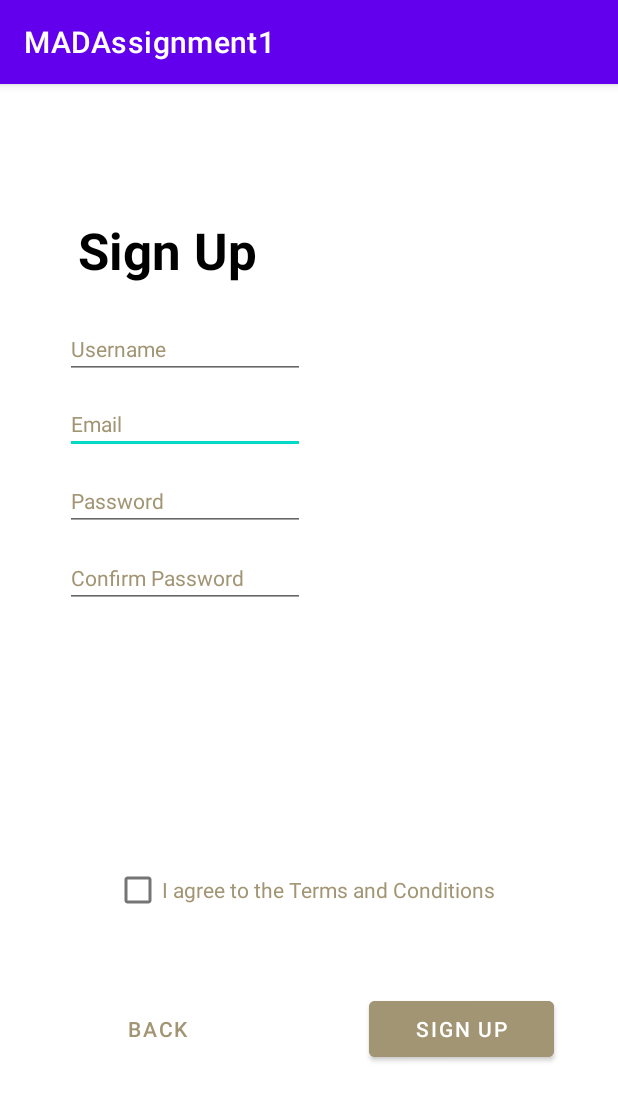
After one commit to cshiwei330/Farmer-Focus, an Android app: the SignUpPage screen opened directly, with no data from a screen before it, on a phone screen of 412 x 824 dp. The commit adds this screen. Shown: the top 1101 px of the screen. Run offline under Robolectric (Android 15) with nearby library versions, the phone set to English and light mode, and no system bars.

Commit message:
completed login and sign in pages not sure if the "ifvalidcredentials" method works toast messages doesn't work

```diff
--- a/app/src/main/AndroidManifest.xml
+++ b/app/src/main/AndroidManifest.xml
@@ -10,6 +10,12 @@
         android:supportsRtl="true"
         android:theme="@style/Theme.MADAssignment1">
         <activity
+            android:name=".SignUpPage"
+            android:exported="false" />
+        <activity
+            android:name=".LoginPage"
+            android:exported="false" />
+        <activity
             android:name=".MainActivity"
             android:exported="true">
             <intent-filter>
--- /dev/null
+++ b/app/src/main/java/sg/edu/np/mad/madassignment1/SignUpPage.java
@@ -0,0 +1,60 @@
+package sg.edu.np.mad.madassignment1;
+
+import androidx.appcompat.app.AppCompatActivity;
+
+import android.content.Intent;
+import android.content.SharedPreferences;
+import android.os.Bundle;
+import android.view.View;
+import android.widget.Button;
+import android.widget.EditText;
+import android.widget.Toast;
+
+public class SignUpPage extends AppCompatActivity {
+    public String TAG = "Sign Up Page";
+    public String GLOBAL_PREF = "MyPrefs";
+    public String MY_USERNAME = "MyUsername";
+    public String MY_PASSWORD = "MyPassword";
+    public String MY_EMAIL = "MyEmail";
+    SharedPreferences sharedPreferences;
+
+
+    @Override
+    protected void onCreate(Bundle savedInstanceState) {
+        super.onCreate(savedInstanceState);
+        setContentView(R.layout.activity_sign_up);
+
+        EditText myCreateUsername = findViewById(R.id.editTextCreateUsername);
+        EditText myCreatePassword = findViewById(R.id.editTextCreatePassword);
+        EditText myCreateEmail = findViewById(R.id.editTextCreateEmail);
+
+        Button myButtonCancel = findViewById(R.id.backToLogin);
+        myButtonCancel.setOnClickListener(new View.OnClickListener() {
+            @Override
+            public void onClick(View view) {
+                Intent cancelCreation = new Intent(SignUpPage.this, LoginPage.class);
+                startActivity(cancelCreation);
+            }
+        });
+
+        Button CreateAccount = findViewById(R.id.signUpButton);
+        CreateAccount.setOnClickListener(new View.OnClickListener() {
+            @Override
+            public void onClick(View view) {
+                sharedPreferences = getSharedPreferences(GLOBAL_PREF, MODE_PRIVATE);
+                SharedPreferences.Editor editor = sharedPreferences.edit();
+                editor.putString(MY_USERNAME, myCreateUsername.getText().toString());
+                editor.putString(MY_PASSWORD, myCreatePassword.getText().toString());
+                editor.putString(MY_EMAIL, myCreateEmail.getText().toString());
+                editor.apply();
+
+                Toast.makeText(SignUpPage.this, "Created Account Successfully", Toast.LENGTH_SHORT).show();
+
+                Intent myCreateIntent = new Intent(SignUpPage.this, LoginPage.class);
+                startActivity(myCreateIntent);
+            }
+        });
+
+
+    }
+}
--- /dev/null
+++ b/app/src/main/res/layout/activity_sign_up.xml
@@ -0,0 +1,118 @@
+<?xml version="1.0" encoding="utf-8"?>
+<androidx.constraintlayout.widget.ConstraintLayout xmlns:android="http://schemas.android.com/apk/res/android"
+    xmlns:app="http://schemas.android.com/apk/res-auto"
+    xmlns:tools="http://schemas.android.com/tools"
+    android:layout_width="match_parent"
+    android:layout_height="match_parent"
+    tools:context=".SignUpPage">
+
+    <EditText
+        android:id="@+id/editTextCreateEmail"
+        android:layout_width="wrap_content"
+        android:layout_height="wrap_content"
+        android:layout_marginStart="43dp"
+        android:layout_marginTop="10dp"
+        android:ems="10"
+        android:inputType="textPersonName"
+        android:text="Email"
+        android:textColor="#A29574"
+        android:textSize="14sp"
+        app:layout_constraintStart_toStartOf="parent"
+        app:layout_constraintTop_toBottomOf="@+id/editTextCreateUsername" />
+
+    <Button
+        android:id="@+id/backToLogin"
+        android:layout_width="123dp"
+        android:layout_height="49dp"
+        android:layout_marginStart="43dp"
+        android:layout_marginTop="44dp"
+        android:background="#00FFFFFF"
+        android:backgroundTint="#A29574"
+        android:text="Back"
+        android:textColor="#A29574"
+        app:iconTint="#A29574"
+        app:layout_constraintStart_toStartOf="parent"
+        app:layout_constraintTop_toBottomOf="@+id/checkBox" />
+
+    <Button
+        android:id="@+id/signUpButton"
+        android:layout_width="123dp"
+        android:layout_height="49dp"
+        android:layout_marginStart="79dp"
+        android:layout_marginTop="44dp"
+        android:layout_marginEnd="43dp"
+        android:backgroundTint="#A29574"
+        android:text="Sign Up"
+        android:textColor="#FFFFFF"
+        app:iconTint="#A29574"
+        app:layout_constraintEnd_toEndOf="parent"
+        app:layout_constraintStart_toEndOf="@+id/backToLogin"
+        app:layout_constraintTop_toBottomOf="@+id/checkBox" />
+
+    <TextView
+        android:id="@+id/TextView"
+        android:layout_width="wrap_content"
+        android:layout_height="wrap_content"
+        android:layout_marginStart="52dp"
+        android:layout_marginTop="88dp"
+        android:text="Sign Up"
+        android:textColor="#000000"
+        android:textSize="34sp"
+        android:textStyle="bold"
+        app:layout_constraintStart_toStartOf="parent"
+        app:layout_constraintTop_toTopOf="parent" />
+
+    <EditText
+        android:id="@+id/editTextCreateUsername"
+        android:layout_width="wrap_content"
+        android:layout_height="wrap_content"
+        android:layout_marginStart="43dp"
+        android:layout_marginTop="23dp"
+        android:ems="10"
+        android:inputType="textPersonName"
+        android:text="Username"
+        android:textColor="#A29574"
+        android:textSize="14sp"
+        app:layout_constraintStart_toStartOf="parent"
+        app:layout_constraintTop_toBottomOf="@+id/TextView" />
+
+    <EditText
+        android:id="@+id/editTextTextPersonName3"
+        android:layout_width="wrap_content"
+        android:layout_height="wrap_content"
+        android:layout_marginStart="43dp"
+        android:layout_marginTop="11dp"
+        android:ems="10"
+        android:inputType="textPersonName"
+        android:text="Password"
+        android:textColor="#A29574"
+        android:textSize="14sp"
+        app:layout_constraintStart_toStartOf="parent"
+        app:layout_constraintTop_toBottomOf="@+id/editTextCreateEmail" />
+
+    <EditText
+        android:id="@+id/editTextCreatePassword"
+        android:layout_width="wrap_content"
+        android:layout_height="wrap_content"
+        android:layout_marginStart="43dp"
+        android:layout_marginTop="11dp"
+        android:ems="10"
+        android:inputType="textPersonName"
+        android:text="Confirm Password"
+        android:textColor="#A29574"
+        android:textSize="14sp"
+        app:layout_constraintStart_toStartOf="parent"
+        app:layout_constraintTop_toBottomOf="@+id/editTextTextPersonName3" />
+
+    <CheckBox
+        android:id="@+id/checkBox"
+        android:layout_width="wrap_content"
+        android:layout_height="wrap_content"
+        android:layout_marginStart="76dp"
+        android:layout_marginTop="164dp"
+        android:text="I agree to the Terms and Conditions"
+        android:textColor="#A29574"
+        app:layout_constraintStart_toStartOf="parent"
+        app:layout_constraintTop_toBottomOf="@+id/editTextCreatePassword" />
+
+</androidx.constraintlayout.widget.ConstraintLayout>
```
Also changed, not shown: app/src/main/java/sg/edu/np/mad/madassignment1/LoginPage.java (added, +63 -0 lines), app/src/main/java/sg/edu/np/mad/madassignment1/MainActivity.java (+13 -0 lines), app/src/main/res/layout/activity_login.xml (added, +90 -0 lines), app/src/main/res/layout/activity_main.xml (+12 -0 lines).
